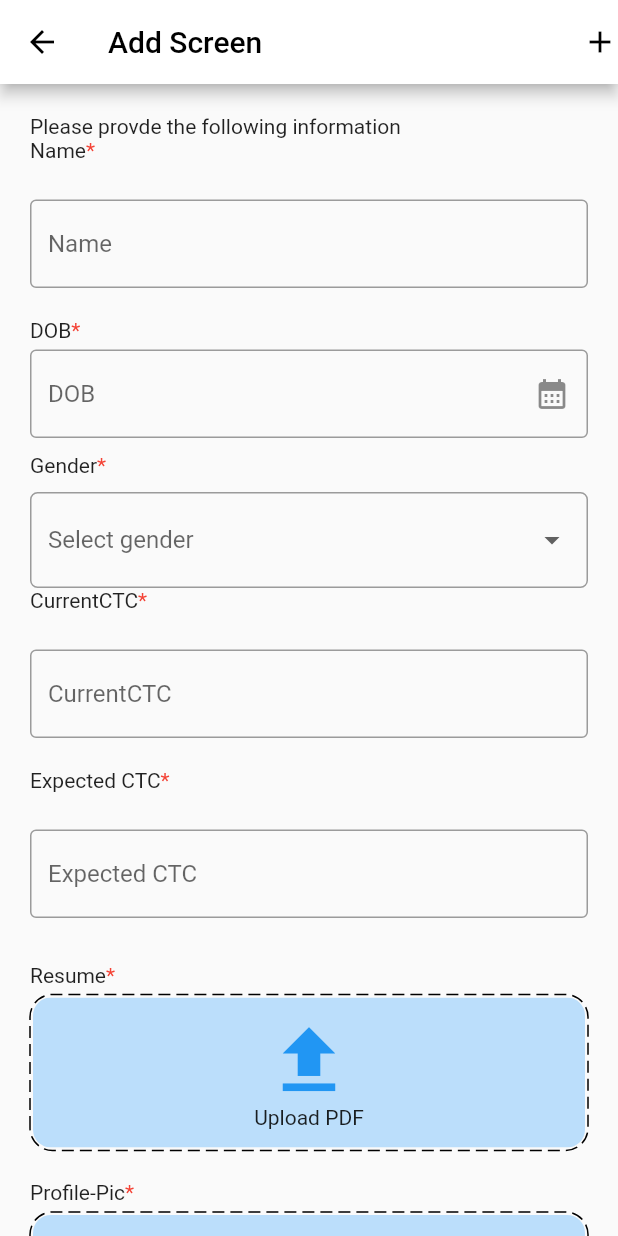
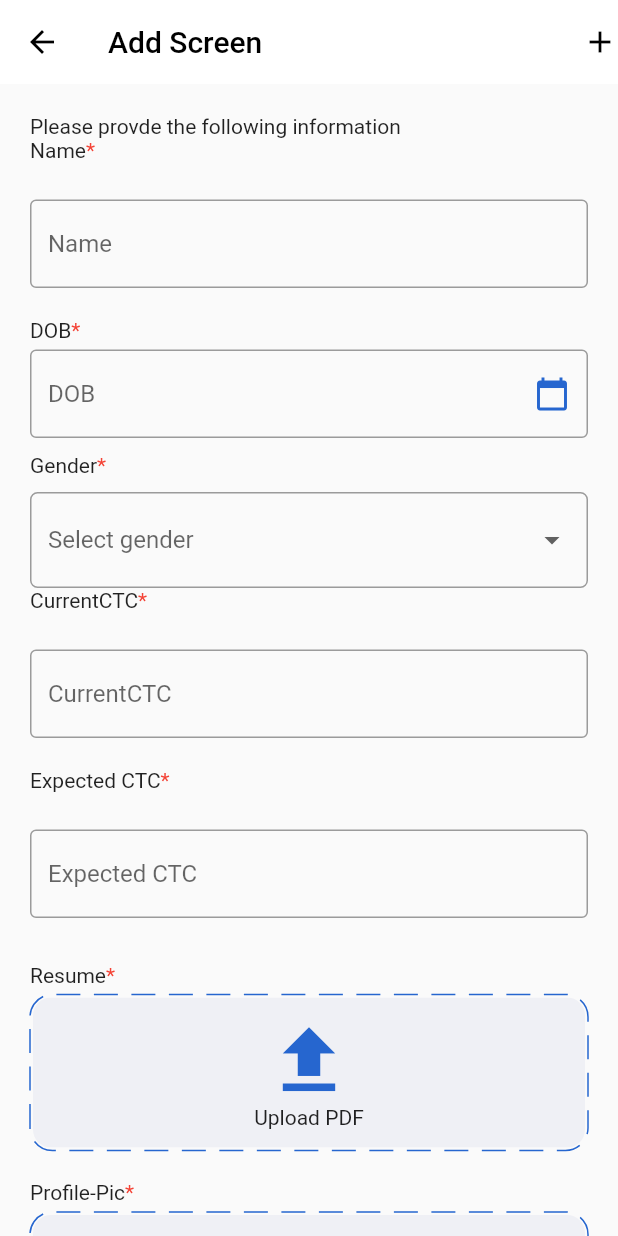
Before and after one commit to Ayush13Bhatia/resume_app, a Flutter app: the screen it shows after launch, after a tap on "add", on a phone screen of 412 x 824 dp. Run offline on Flutter 3.47's test engine with Material 2 defaults, Android fonts, the phone set to English and light mode, and no system bars; drawn by our look-alikes of dotted_border; our stand-ins replace file_picker, get, open_filex, photo_view, sqflite_sqlcipher; accounts and stored records are empty.

Commit message:
Colors changes

```diff
--- a/lib/components/app_bar_widget.dart
+++ b/lib/components/app_bar_widget.dart
@@ -20,6 +20,7 @@ class AppBarWidget extends StatelessWidget {
   Widget build(BuildContext context) {
     return Scaffold(
       appBar: AppBar(
+        elevation: 0,
         actions: actions,
         backgroundColor: backgroundColor,
         title: Text(
--- a/lib/components/border_dotted.dart
+++ b/lib/components/border_dotted.dart
@@ -1,5 +1,7 @@
 import 'package:dotted_border/dotted_border.dart';
 import 'package:flutter/material.dart';
+
+import '../utils/my_themes.dart';
 
 class BorderDotted extends StatelessWidget {
   final Function()? onTap;
@@ -11,8 +13,9 @@ class BorderDotted extends StatelessWidget {
     return GestureDetector(
       onTap: () => onTap!(),
       child: DottedBorder(
+        color: MyThemes.primary,
         borderType: BorderType.RRect,
-        dashPattern: const [8, 4],
+        dashPattern: const [16, 9],
         strokeWidth: 1,
         radius: const Radius.circular(15),
         // padding: const EdgeInsets.all(6),
@@ -21,7 +24,7 @@ class BorderDotted extends StatelessWidget {
           child: Container(
             height: 100,
             width: double.infinity,
-            color: Colors.blue[100],
+            color: MyThemes.primaryLight,
             child: Center(
               child: Column(
                 mainAxisAlignment: MainAxisAlignment.center,
@@ -29,7 +32,7 @@ class BorderDotted extends StatelessWidget {
                   const Icon(
                     Icons.upload,
                     size: 60,
-                    color: Colors.blue,
+                    color: MyThemes.primary,
                   ),
                   Text(borderName ?? ""),
                 ],
--- a/lib/screen/add_screen.dart
+++ b/lib/screen/add_screen.dart
@@ -3,6 +3,7 @@ import 'dart:io';
 
 import 'package:file_picker/file_picker.dart';
 import 'package:flutter/material.dart';
+import 'package:resume_app1/utils/my_themes.dart';
 
 import '../components/app_bar_widget.dart';
 
@@ -126,7 +127,8 @@ class _AddScreenState extends State<AddScreen> {
                         dobController.text = formattedDate;
                       },
                       child: const Icon(
-                        Icons.calendar_month,
+                        Icons.calendar_today,
+                        color: MyThemes.primary,
                       ),
                     ),
                     border: const OutlineInputBorder(),
@@ -268,13 +270,14 @@ class _AddScreenState extends State<AddScreen> {
                   crossAxisAlignment: CrossAxisAlignment.stretch,
                   children: [
                     ElevatedButton(
+                      style: ElevatedButton.styleFrom(backgroundColor: MyThemes.primary),
                       onPressed: () {
                         if (_formKey.currentState!.validate()) {
                           return _addItems(Resume());
                         }
                       },
                       child: const Text(
-                        'add',
+                        'ADD',
                         style: TextStyle(
                           color: Colors.white,
                         ),
--- a/lib/screen/home_screen.dart
+++ b/lib/screen/home_screen.dart
@@ -1,5 +1,6 @@
 import 'package:flutter/material.dart';
 import 'package:get/get.dart';
+import 'package:resume_app1/utils/my_themes.dart';
 import '../db/sql_helper.dart';
 import '../screen/view_screen.dart';
 
@@ -41,16 +42,19 @@ class _HomeScreenState extends State<HomeScreen> {
               onPressed: () => Get.to(const AddScreen()),
               icon: const Icon(
                 Icons.add,
-                color: Colors.blue,
+                color: MyThemes.primary,
               ),
               label: const Text(
                 'add',
                 style: TextStyle(
-                  color: Colors.blue,
+                  color: MyThemes.primary,
                 ),
               ),
             ),
             ElevatedButton.icon(
+              style: ElevatedButton.styleFrom(
+                backgroundColor: MyThemes.primary,
+              ),
               onPressed: () => Get.to(const ViewScreen()),
               icon: const Icon(
                 Icons.remove_red_eye,
--- /dev/null
+++ b/lib/utils/my_themes.dart
@@ -0,0 +1,9 @@
+import 'package:flutter/material.dart';
+
+class MyThemes {
+  static const black = Color(0xFF000000);
+  static const white = Color(0xFFFFFFFF);
+  static const grey = Color(0xFF9E9E9E);
+  static const primary = Color(0xFF2666cf);
+  static const primaryLight = Color(0xFFeff0f5);
+}
```
Also changed, not shown: lib/components/enlarge_image.dart (+10 -9 lines), lib/screen/view_screen.dart (+23 -5 lines).
